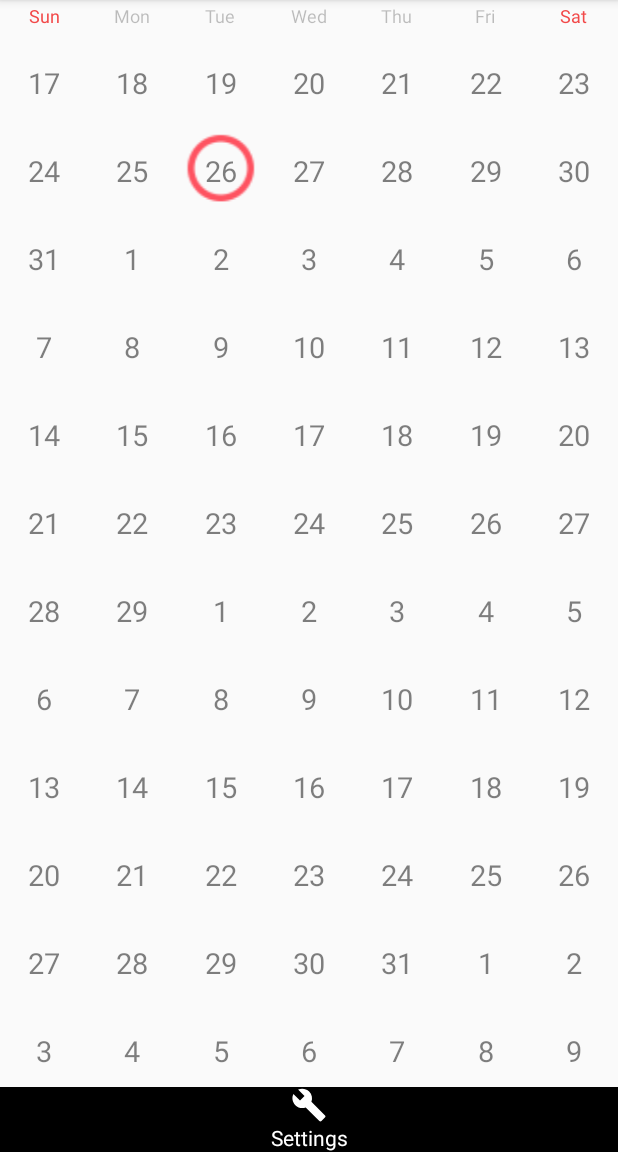
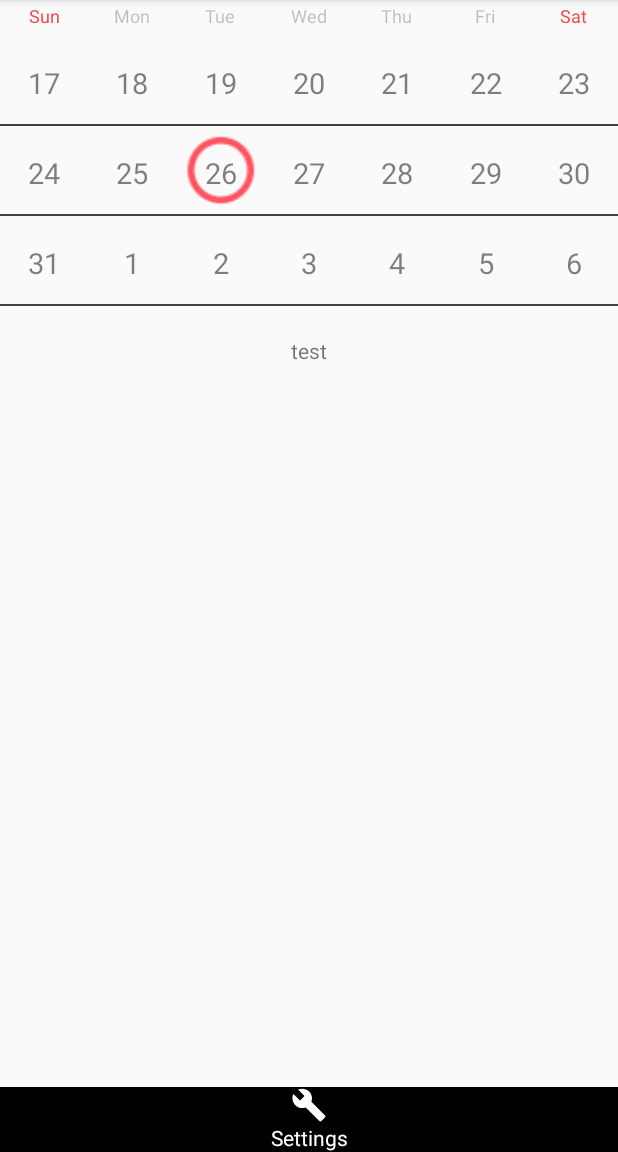
Before and after one commit to naturecurly/ITime, an Android app: the screen it shows after launch (MainActivity), on a phone screen of 412 x 824 dp, the part 84-1236 px from its top. Run offline under Robolectric (Android 15) with nearby library versions, the phone set to English and light mode, and no system bars.

Commit message:
Scroll down the Calendar will extend the view(missing animation).

```diff
--- a/app/src/main/java/com/itime/team/itime/fragments/CalendarFragment.java
+++ b/app/src/main/java/com/itime/team/itime/fragments/CalendarFragment.java
@@ -15,6 +15,7 @@ import com.itime.team.itime.activities.R;
 
 import com.itime.team.itime.listener.OnDateSelectedListener;
 import com.itime.team.itime.listener.RecyclerItemClickListener;
+import com.itime.team.itime.utils.DensityUtil;
 import com.itime.team.itime.views.CalendarView;
 
 import java.util.ArrayList;
@@ -32,6 +33,7 @@ public class CalendarFragment extends Fragment {
     private RecyclerView recyclerView;
     private List<Map<String, Integer>> dates = new ArrayList<>();
     private int lastPosition = -1;
+
 
     @Override
     public void onCreate(Bundle savedInstanceState) {
@@ -70,13 +72,31 @@ public class CalendarFragment extends Fragment {
                 } else {
                     if (recyclerView.findViewHolderForAdapterPosition(lastPosition) != null) {
                         ((CalendarViewHolder) recyclerView.findViewHolderForLayoutPosition(lastPosition)).calendarView.removeSelectedDate();
-                        lastPosition = position;
+
                     }
+                    lastPosition = position;
                 }
             }
         }));
+        recyclerView.addOnScrollListener(new RecyclerView.OnScrollListener() {
+            @Override
+            public void onScrollStateChanged(RecyclerView recyclerView, int newState) {
+                super.onScrollStateChanged(recyclerView, newState);
+            }
+
+            @Override
+            public void onScrolled(RecyclerView recyclerView, int dx, int dy) {
+                super.onScrolled(recyclerView, dx, dy);
+                if (dy > 0) {
+                    ViewGroup.LayoutParams params = recyclerView.getLayoutParams();
+                    params.height = DensityUtil.dip2px(getActivity(),400);
+                    recyclerView.setLayoutParams(params);
+                }
+            }
+        });
         return view;
     }
+
 
     private class CalendarAdapter extends RecyclerView.Adapter<CalendarViewHolder> {
 
--- a/app/src/main/res/layout/fragment_calendar.xml
+++ b/app/src/main/res/layout/fragment_calendar.xml
@@ -72,7 +72,7 @@
     <android.support.v7.widget.RecyclerView
         android:id="@+id/recycler_view"
         android:layout_width="match_parent"
-        android:layout_height="wrap_content"
+        android:layout_height="200dp"
          />
 
     <TextView
--- a/app/src/main/res/layout/fragment_calendar_body.xml
+++ b/app/src/main/res/layout/fragment_calendar_body.xml
@@ -4,9 +4,14 @@
     android:layout_height="wrap_content"
     android:orientation="vertical">
 
-   <com.itime.team.itime.views.CalendarView
-         android:id="@+id/calendar_view"
-         android:layout_width="match_parent"
-         android:layout_height="wrap_content"></com.itime.team.itime.views.CalendarView>
+    <com.itime.team.itime.views.CalendarView
+        android:id="@+id/calendar_view"
+        android:layout_width="match_parent"
+        android:layout_height="wrap_content"></com.itime.team.itime.views.CalendarView>
 
+    <ImageView
+        android:layout_width="fill_parent"
+        android:layout_height="1dp"
+        android:background="#424242"
+        />
 </LinearLayout>
```
Also changed, not shown: app/src/main/java/com/itime/team/itime/utils/DensityUtil.java (added, +19 -0 lines).
